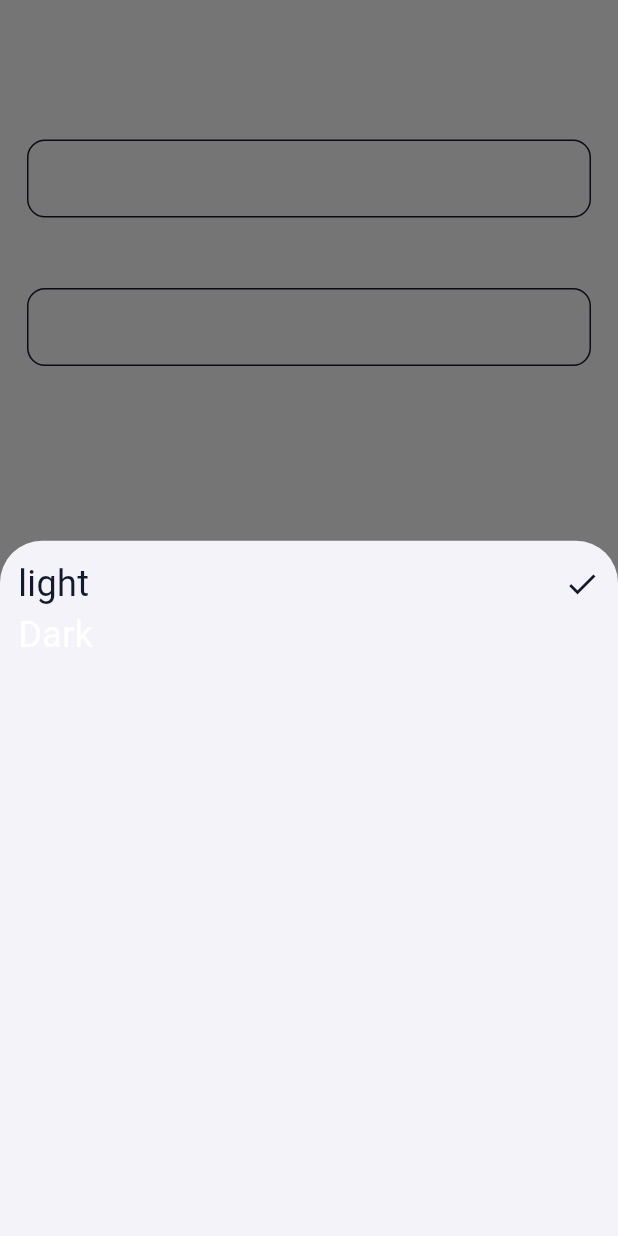
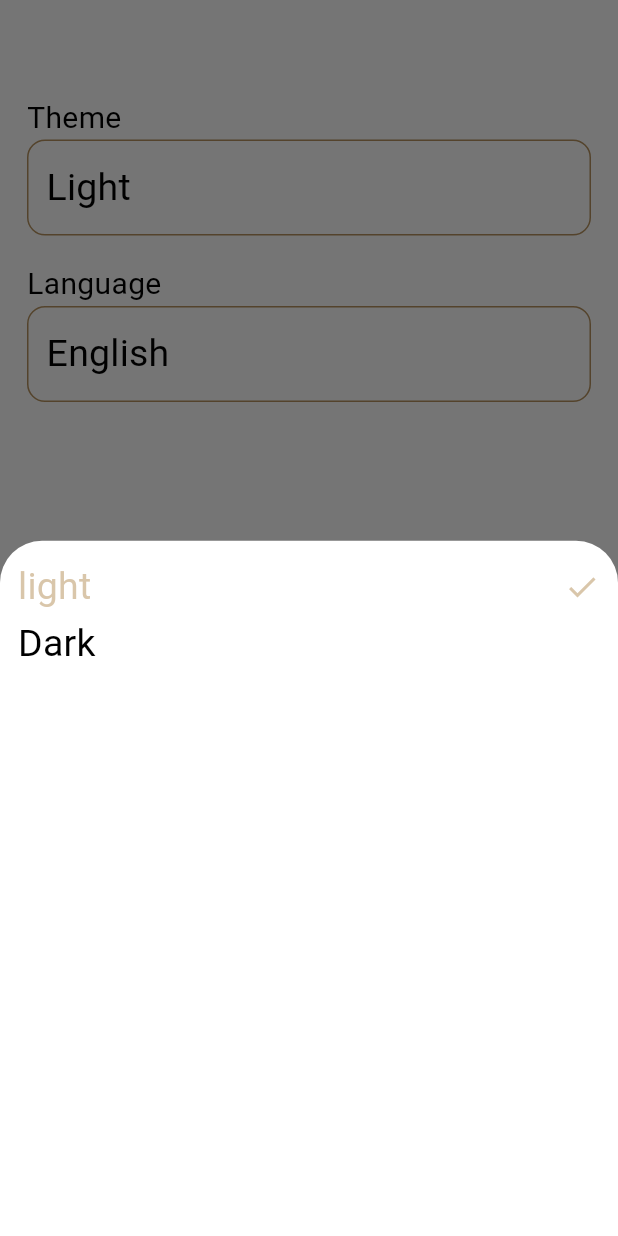
Before and after one commit to egypty3/islami, a Flutter app: the SettingsTab widget shown alone on an empty page, opened directly, after a tap on "Light", on a phone screen of 412 x 824 dp. Run offline on Flutter 3.47's test engine with Material 3 defaults, Android fonts, the light colour scheme and no system bars.

Commit message:
+ Settings tab + dark-light theme + theme-lang bottom sheets

```diff
--- a/lib/main.dart
+++ b/lib/main.dart
@@ -17,7 +17,7 @@ class MyApp extends StatelessWidget {
       title: 'Splash Screen',
       theme: MyThemeData.lightTheme,
       darkTheme: MyThemeData.darkTheme,
-      themeMode: ThemeMode.dark ,
+      themeMode: ThemeMode.light ,
       routes: {
         SplashScreen.routeName: (_) => SplashScreen(),
         ChapterDetailsScreen.routeName: (_)=>ChapterDetailsScreen(),
--- a/lib/ui/MyThemeData.dart
+++ b/lib/ui/MyThemeData.dart
@@ -1,8 +1,9 @@
 import 'package:flutter/material.dart';
 
 class MyThemeData{
-  static bool isDarkEnabled = true;
+  static bool isDarkEnabled = false;
   static const Color lightPrimary = Color(0xFFB7935F);
+  static const Color lightSecondary = Color(0x87B7935F);
   static const Color darkPrimary = Color(0xFF141A2E);
   static const Color darkSecondary = Color(0xFFFACC1D);
   static ThemeData lightTheme = ThemeData(
@@ -49,12 +50,17 @@ class MyThemeData{
     colorScheme: ColorScheme.fromSeed(
         seedColor: lightPrimary,
         primary: lightPrimary,
-        secondary: Color(0x87B7935F),
+        secondary: lightSecondary,
         onPrimary: Colors.white,
-        onSecondary: Colors.black
+        onSecondary: Colors.black,
+        background: Colors.white
     ),
-    dividerColor: darkPrimary,
     useMaterial3: true,
+    dividerColor: lightPrimary,
+   bottomSheetTheme: const BottomSheetThemeData(
+        backgroundColor: Colors.white
+    )
+
   );
   static ThemeData darkTheme = ThemeData(
     textTheme: const  TextTheme(
@@ -100,11 +106,15 @@ class MyThemeData{
     colorScheme: ColorScheme.fromSeed(
         seedColor: darkPrimary,
         primary: darkPrimary,
-        secondary: darkPrimary,
+        secondary: darkSecondary,
         onPrimary: Colors.white,
         onSecondary: Colors.white,
+        background: darkPrimary
     ),
+    useMaterial3: true,
     dividerColor: darkSecondary,
-    useMaterial3: true,
+    bottomSheetTheme: const BottomSheetThemeData(
+      backgroundColor: darkPrimary
+    )
   );
 }
--- a/lib/ui/home/settings/LanguageBottomSheet.dart
+++ b/lib/ui/home/settings/LanguageBottomSheet.dart
@@ -15,10 +15,7 @@ class _LanguageBottomSheetState extends State<LanguageBottomSheet> {
       width: double.infinity,
       child: Column(
         crossAxisAlignment: CrossAxisAlignment.start,
-        children: [
-          getSelectedItem('English'),
-          getUnselectedItem('العربية')
-        ],
+        children: [getSelectedItem('English'), getUnselectedItem('العربية')],
       ),
     );
   }
@@ -29,11 +26,14 @@ class _LanguageBottomSheetState extends State<LanguageBottomSheet> {
       children: [
         Text(
           text,
-          style: TextStyle(fontSize: 24, color: Theme.of(context).primaryColor),
+          style: Theme.of(context)
+              .textTheme
+              .titleMedium
+              ?.copyWith(color: Theme.of(context).colorScheme.secondary),
         ),
         Icon(
           Icons.check,
-          color: Theme.of(context).primaryColor,
+          color: Theme.of(context).colorScheme.secondary,
         )
       ],
     );
@@ -42,9 +42,7 @@ class _LanguageBottomSheetState extends State<LanguageBottomSheet> {
   Widget getUnselectedItem(String text) {
     return Text(
       text,
-      style: TextStyle(
-        fontSize: 24,
-      ),
+      style: Theme.of(context).textTheme.titleMedium,
     );
   }
 }
--- a/lib/ui/home/settings/SettingsTab.dart
+++ b/lib/ui/home/settings/SettingsTab.dart
@@ -29,18 +29,16 @@ class _SettingsTabState extends State<SettingsTab> {
               padding: EdgeInsets.all(12),
               width: double.infinity,
                 decoration: BoxDecoration(
-                  color: Colors.white,
+                  color: Theme.of(context).colorScheme.background,
                   borderRadius: BorderRadius.circular(12),
                   border: Border.all(
-                    color: Theme.of(context).primaryColor,
+                    color: Theme.of(context).dividerColor,
                     width: 1
                   )
 
                 ),
                 child: Text('Light',
-                style: TextStyle(
-                  fontSize: 18
-                ),)
+                style: Theme.of(context).textTheme.titleMedium,)
             ),
           ),
           SizedBox(height: 18,),
@@ -53,18 +51,16 @@ class _SettingsTabState extends State<SettingsTab> {
                 padding: EdgeInsets.all(12),
                 width: double.infinity,
                 decoration: BoxDecoration(
-                    color: Colors.white,
+                    color: Theme.of(context).colorScheme.background,
                     borderRadius: BorderRadius.circular(12),
                     border: Border.all(
-                        color: Theme.of(context).primaryColor,
+                        color: Theme.of(context).dividerColor,
                         width: 1
                     )
 
                 ),
                 child: Text('English',
-                  style: TextStyle(
-                      fontSize: 18
-                  ),)
+                  style: Theme.of(context).textTheme.titleMedium,)
             ),
           )
         ],
--- a/lib/ui/home/settings/ThemeBottomSheet.dart
+++ b/lib/ui/home/settings/ThemeBottomSheet.dart
@@ -29,11 +29,14 @@ class _ThemeBottomSheetState extends State<ThemeBottomSheet> {
       children: [
         Text(
           text,
-          style: TextStyle(fontSize: 24, color: Theme.of(context).primaryColor),
+          style: Theme.of(context)
+              .textTheme
+              .titleMedium
+              ?.copyWith(color: Theme.of(context).colorScheme.secondary),
         ),
         Icon(
           Icons.check,
-          color: Theme.of(context).primaryColor,
+          color: Theme.of(context).colorScheme.secondary,
         )
       ],
     );
@@ -42,9 +45,7 @@ class _ThemeBottomSheetState extends State<ThemeBottomSheet> {
   Widget getUnselectedItem(String text) {
     return Text(
       text,
-      style: TextStyle(
-        fontSize: 24,
-      ),
+      style: Theme.of(context).textTheme.titleMedium,
     );
   }
 }
```
Also changed, not shown: assets/files/21.txt (line endings or trailing spaces).
